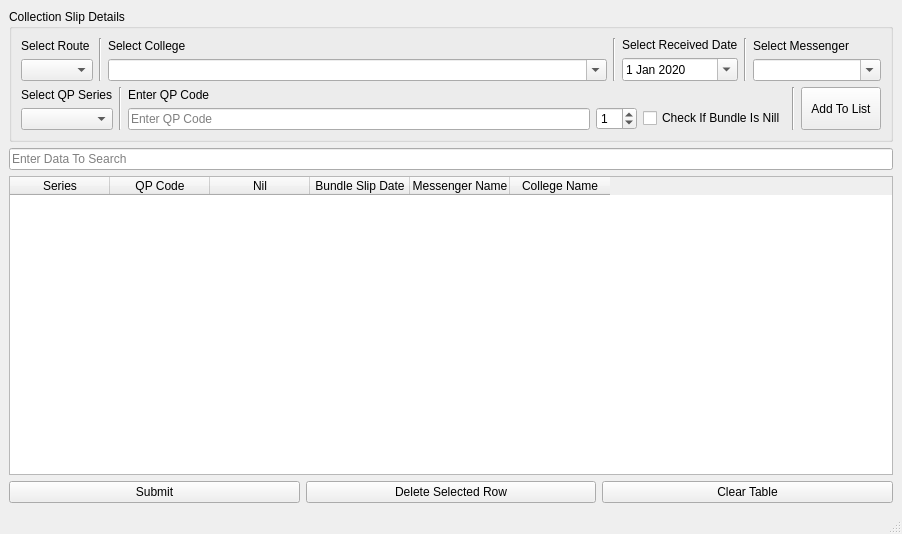
Above: test.ui from abhi245y/cdunitApp before the change. Below: the same form after it.
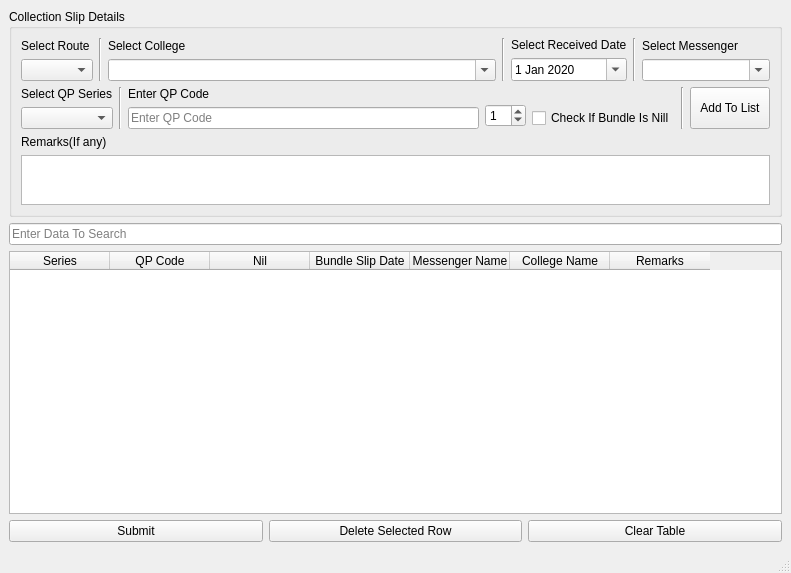
That is the form after the change.

Patch:
```diff
--- a/test.ui
+++ b/test.ui
@@ -6,8 +6,8 @@
    <rect>
     <x>0</x>
     <y>0</y>
-    <width>902</width>
-    <height>534</height>
+    <width>791</width>
+    <height>573</height>
    </rect>
   </property>
   <property name="windowTitle">
@@ -236,8 +236,8 @@
              </property>
              <property name="sizeHint" stdset="0">
               <size>
-               <width>40</width>
-               <height>20</height>
+               <width>30</width>
+               <height>16</height>
               </size>
              </property>
             </spacer>
@@ -315,6 +315,29 @@
          </item>
         </layout>
        </item>
+       <item>
+        <widget class="QLabel" name="label">
+         <property name="text">
+          <string>Remarks(If any)</string>
+         </property>
+        </widget>
+       </item>
+       <item>
+        <widget class="QPlainTextEdit" name="pteRemarks">
+         <property name="sizePolicy">
+          <sizepolicy hsizetype="Expanding" vsizetype="Minimum">
+           <horstretch>0</horstretch>
+           <verstretch>0</verstretch>
+          </sizepolicy>
+         </property>
+         <property name="maximumSize">
+          <size>
+           <width>16777215</width>
+           <height>50</height>
+          </size>
+         </property>
+        </widget>
+       </item>
       </layout>
      </widget>
     </item>
@@ -369,6 +392,11 @@
         <string>College Name</string>
        </property>
       </column>
+      <column>
+       <property name="text">
+        <string>Remarks</string>
+       </property>
+      </column>
      </widget>
     </item>
     <item>
```
Left out of the diff: 4 changed lines with no effect on the pictures.
